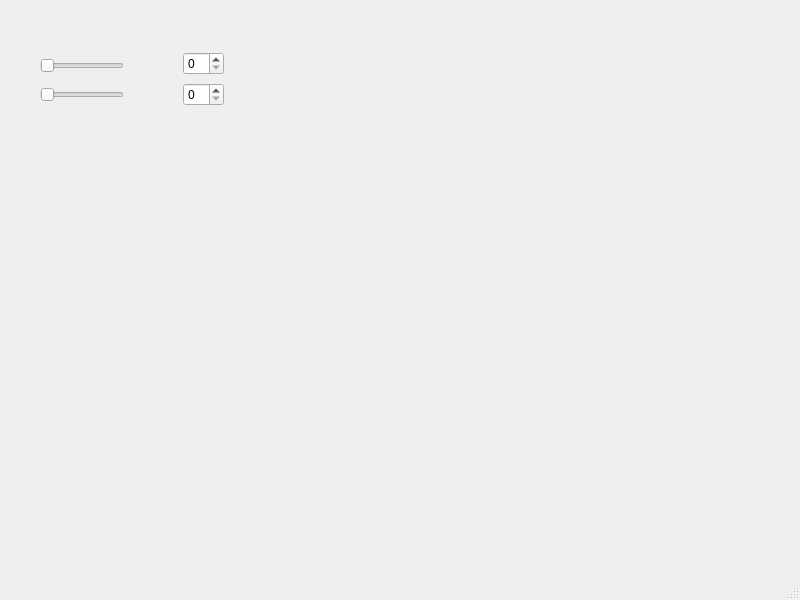
Old version of the form A_QT_grade_calculator/mainwindow.ui in the repository zoebjamal/10C-hw-2.
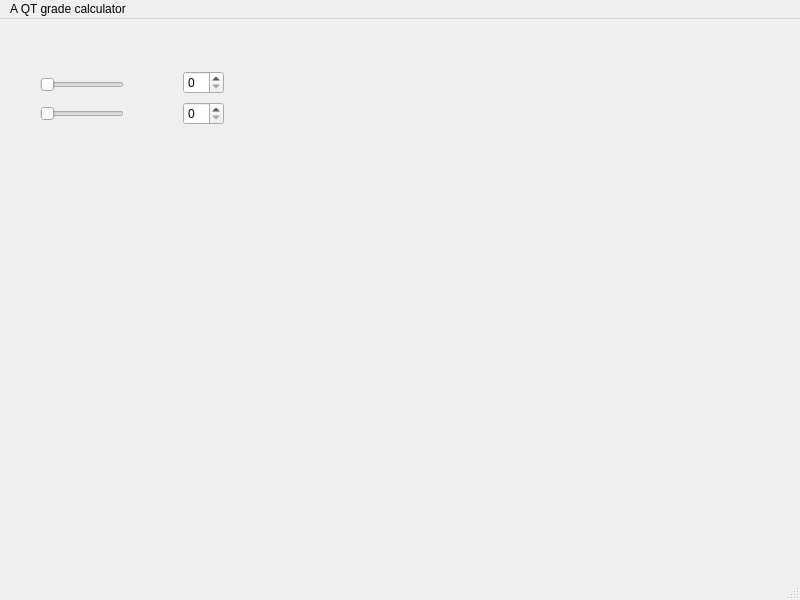
New version of the form.

Commit message: changed names of the sliders and spinboxes to reflect what they are

```diff
--- a/A_QT_grade_calculator/mainwindow.ui
+++ b/A_QT_grade_calculator/mainwindow.ui
@@ -77,6 +77,12 @@
      <height>22</height>
     </rect>
    </property>
+   <widget class="QMenu" name="menuA_QT_grade_calculator">
+    <property name="title">
+     <string>A QT grade calculator</string>
+    </property>
+   </widget>
+   <addaction name="menuA_QT_grade_calculator"/>
   </widget>
   <widget class="QStatusBar" name="statusbar"/>
  </widget>
```
Left out of the diff: 24 changed lines with no effect on the pictures.
